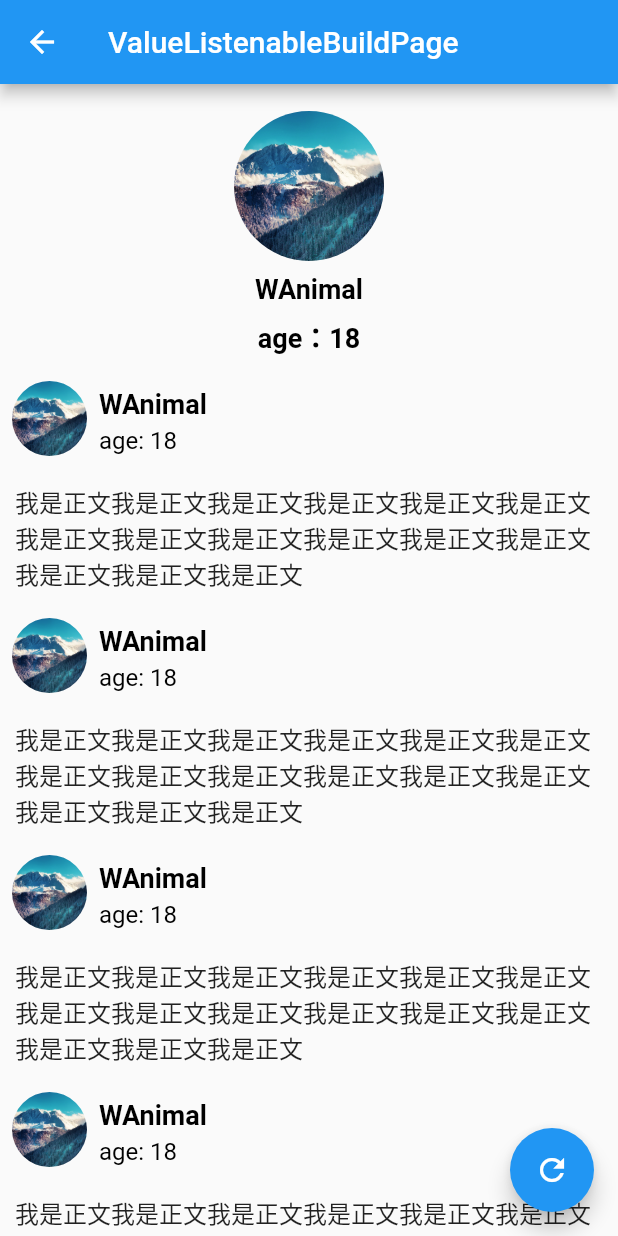
After one commit to wanglu1209/WFlutterDemo, a Flutter app: the ValueListenableBuildPage screen opened by its route, on a phone screen of 412 x 824 dp. The commit adds this screen. Run offline on Flutter 3.47's test engine with Material 2 defaults, Android fonts, the phone set to English and light mode, and no system bars; our stand-ins replace dio; missing offline and left inert: common_utils.

Commit message:
ValueListenableBuilder

```diff
--- a/wx_demo_project/lib/Person.dart
+++ b/wx_demo_project/lib/Person.dart
@@ -1,9 +1,11 @@
 class Person {
   String name;
   int age;
+  String head;
 
 
-  Person();
+
+  Person({this.name, this.age, this.head});
 
   Person.fromJson(Map json) {
     this.name = json['name'];
--- /dev/null
+++ b/wx_demo_project/lib/PersonNotifier.dart
@@ -0,0 +1,12 @@
+import 'package:flutter/material.dart';
+
+import 'Person.dart';
+
+class PersonNotifier extends ValueNotifier<Person>{
+  PersonNotifier(Person value) : super(value);
+
+  void changePersonName(String name){
+    value.name = name;
+    notifyListeners();
+  }
+}
--- a/wx_demo_project/lib/main.dart
+++ b/wx_demo_project/lib/main.dart
@@ -1,5 +1,6 @@
 import 'package:flutter/material.dart';
 import 'package:wx_demo_project/safe_area_page.dart';
+import 'package:wx_demo_project/valuelistenablebuilder_page.dart';
 
 import 'HeroDetailPage.dart';
 import 'animated_container_page.dart';
@@ -28,6 +29,7 @@ class MyApp extends StatelessWidget {
         'HeroPage': (context) => HeroPage(),
         'HeroDetailPage': (context) => HeroDetailPage(),
         'DismissiblePage': (context) => DismissiblePage(),
+        'ValueListenableBuildPage': (context) => ValueListenableBuildPage(),
       },
     );
   }
@@ -89,6 +91,12 @@ class _MyHomePageState extends State<MyHomePage> {
               },
               child: Text('DismissiblePage'),
             ),
+            RaisedButton(
+              onPressed: () {
+                navigateTo('ValueListenableBuildPage');
+              },
+              child: Text('ValueListenableBuildPage'),
+            ),
           ],
         ),
       ),
--- /dev/null
+++ b/wx_demo_project/lib/valuelistenablebuilder_page.dart
@@ -0,0 +1,139 @@
+import 'package:flutter/material.dart';
+
+import 'Person.dart';
+import 'PersonNotifier.dart';
+
+class ValueListenableBuildPage extends StatefulWidget {
+  @override
+  _ValueListenableBuildPageState createState() =>
+      _ValueListenableBuildPageState();
+}
+
+class _ValueListenableBuildPageState extends State<ValueListenableBuildPage> {
+  PersonNotifier _valueListenable = PersonNotifier(Person(name: 'WAnimal', age: 18, head: 'images/bg.jpg'));
+
+  Widget _contentWidget;
+  @override
+  void initState() {
+    super.initState();
+    _contentWidget =
+        Padding(
+          padding: const EdgeInsets.all(10.0),
+          child: Text(
+            '我是正文我是正文我是正文我是正文我是正文我是正文我是正文我是正文我是正文我是正文我是正文我是正文我是正文我是正文我是正文',
+            style: TextStyle(fontSize: 16),
+          ),
+        );
+  }
+
+  @override
+  Widget build(BuildContext context) {
+    return Scaffold(
+      appBar: AppBar(
+        title: Text('ValueListenableBuildPage'),
+      ),
+      body: ValueListenableBuilder(
+        valueListenable: _valueListenable,
+        builder: (BuildContext context, Person value, Widget child) {
+          return SingleChildScrollView(
+            child: Column(
+              children: <Widget>[
+                Padding(
+                  padding: const EdgeInsets.only(top: 18.0),
+                  child: ClipOval(
+                    child: Image.asset(
+                      value.head,
+                      fit: BoxFit.cover,
+                      width: 100,
+                      height: 100,
+                    ),
+                  ),
+                ),
+                Padding(
+                  padding: const EdgeInsets.symmetric(vertical: 8.0),
+                  child: Text(
+                    '${value.name}',
+                    style: TextStyle(
+                      fontSize: 18,
+                      fontWeight: FontWeight.bold,
+                      color: Colors.black,
+                    ),
+                  ),
+                ),
+                Padding(
+                  padding: const EdgeInsets.only(bottom: 8.0),
+                  child: Text(
+                    'age：${value.age}',
+                    style: TextStyle(
+                      fontSize: 18,
+                      fontWeight: FontWeight.bold,
+                      color: Colors.black,
+                    ),
+                  ),
+                ),
+                ListView.builder(
+                  shrinkWrap: true,
+                  itemCount: 10,
+                  physics: NeverScrollableScrollPhysics(),
+                  itemBuilder: (context, index) {
+                    return Column(
+                      children: <Widget>[
+                        Row(
+                          children: <Widget>[
+                            Padding(
+                              padding: const EdgeInsets.all(8.0),
+                              child: ClipOval(
+                                child: Image.asset(
+                                  value.head,
+                                  fit: BoxFit.cover,
+                                  width: 50,
+                                  height: 50,
+                                ),
+                              ),
+                            ),
+                            Column(
+                              crossAxisAlignment: CrossAxisAlignment.start,
+                              children: <Widget>[
+                                Padding(
+                                  padding:
+                                  const EdgeInsets.symmetric(vertical: 4.0),
+                                  child: Text(
+                                    '${value.name}',
+                                    style: TextStyle(
+                                      fontSize: 18,
+                                      fontWeight: FontWeight.bold,
+                                      color: Colors.black,
+                                    ),
+                                  ),
+                                ),
+                                Text(
+                                  'age: ${value.age}',
+                                  style: TextStyle(
+                                    fontSize: 16,
+                                    color: Colors.black,
+                                  ),
+                                ),
+                              ],
+                            ),
+                          ],
+                        ),
+                        child
+                      ],
+                    );
+                  },
+                )
+              ],
+            ),
+          );
+        },
+        child: _contentWidget,
+      ),
+      floatingActionButton: FloatingActionButton(
+        onPressed: () {
+          _valueListenable.changePersonName("91李先生");
+        },
+        child: Icon(Icons.refresh),
+      ),
+    );
+  }
+}
```
